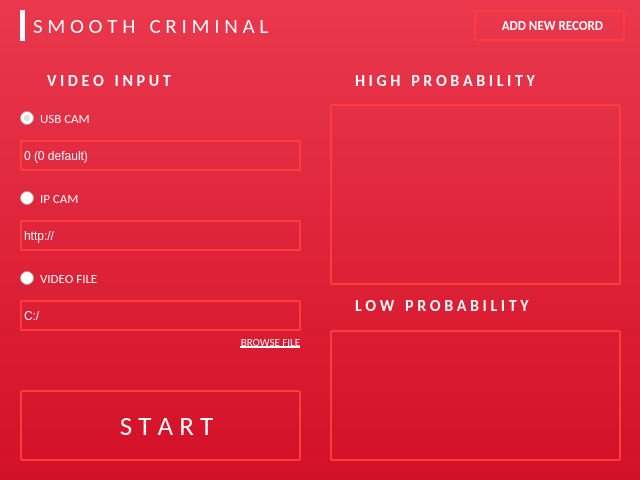
First picture: the form in interface/mainwindow.ui, repository elnasdgreat/criminal-face-recognition-tensorflow, before the edit.
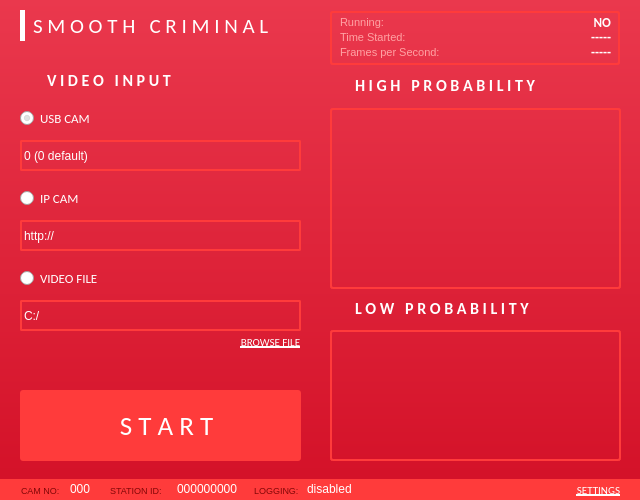
Second picture: the form after the edit. Icons and pictures are not drawn.

```diff
--- a/interface/mainwindow.ui
+++ b/interface/mainwindow.ui
@@ -7,7 +7,7 @@
     <x>0</x>
     <y>0</y>
     <width>640</width>
-    <height>480</height>
+    <height>500</height>
    </rect>
   </property>
   <property name="windowTitle">
@@ -60,57 +60,6 @@
      <number>3</number>
     </property>
    </widget>
-   <widget class="QPushButton" name="btnAddRecord">
-    <property name="geometry">
-     <rect>
-      <x>474</x>
-      <y>10</y>
-      <width>151</width>
-      <height>31</height>
-     </rect>
-    </property>
-    <property name="font">
-     <font>
-      <family>Calibri</family>
-      <pointsize>10</pointsize>
-      <weight>75</weight>
-      <bold>true</bold>
-     </font>
-    </property>
-    <property name="cursor">
-     <cursorShape>PointingHandCursor</cursorShape>
-    </property>
-    <property name="styleSheet">
-     <string notr="true">.QPushButton {
-	border: 2px solid #ff3b3b;
-	border-radius: 3px;
-	color: #fff;
-	background-color: transparent;
-	
-}
-
-.QPushButton:pressed {
-	background-color: #ff3b3b;
-	border: none;
-}</string>
-    </property>
-    <property name="text">
-     <string>  ADD NEW RECORD</string>
-    </property>
-    <property name="icon">
-     <iconset>
-      <normaloff>icons/plus-white-symbol.png</normaloff>icons/plus-white-symbol.png</iconset>
-    </property>
-    <property name="iconSize">
-     <size>
-      <width>10</width>
-      <height>10</height>
-     </size>
-    </property>
-    <property name="flat">
-     <bool>false</bool>
-    </property>
-   </widget>
    <widget class="QPushButton" name="btnStart">
     <property name="geometry">
      <rect>
@@ -132,17 +81,21 @@
      <cursorShape>PointingHandCursor</cursorShape>
     </property>
     <property name="styleSheet">
-     <string notr="true">.QPushButton {
-	border: 2px solid #ff3b3b;
+     <string notr="true">QPushButton {
 	border-radius: 3px;
 	color: #fff;
-	background-color: transparent;
-	
-}
-
-.QPushButton:pressed {
 	background-color: #ff3b3b;
-	border: none;
+	
+}
+
+QPushButton:pressed {
+	background-color: transparent;
+	border: 2px solid #ff3b3b;
+}
+
+QPushButton:disabled {
+	background-color: transparent;
+	border: 2px solid #ff3b3b;
 }</string>
     </property>
     <property name="text">
@@ -163,7 +116,7 @@
     <property name="geometry">
      <rect>
       <x>347</x>
-      <y>60</y>
+      <y>65</y>
       <width>291</width>
       <height>41</height>
      </rect>
@@ -195,7 +148,7 @@
     <property name="geometry">
      <rect>
       <x>330</x>
-      <y>104</y>
+      <y>108</y>
       <width>291</width>
       <height>181</height>
      </rect>
@@ -255,10 +208,13 @@
     </property>
    </widget>
    <widget class="QLabel" name="lowLabel">
+    <property name="enabled">
+     <bool>true</bool>
+    </property>
     <property name="geometry">
      <rect>
       <x>347</x>
-      <y>290</y>
+      <y>293</y>
       <width>291</width>
       <height>31</height>
      </rect>
@@ -577,7 +533,7 @@
     <property name="geometry">
      <rect>
       <x>330</x>
-      <y>73</y>
+      <y>78</y>
       <width>16</width>
       <height>16</height>
      </rect>
@@ -602,7 +558,7 @@
     <property name="geometry">
      <rect>
       <x>330</x>
-      <y>298</y>
+      <y>301</y>
       <width>16</width>
       <height>16</height>
      </rect>
@@ -680,6 +636,484 @@
      <bool>true</bool>
     </property>
    </widget>
+   <widget class="QLabel" name="lblRunning">
+    <property name="geometry">
+     <rect>
+      <x>330</x>
+      <y>12</y>
+      <width>121</width>
+      <height>20</height>
+     </rect>
+    </property>
+    <property name="font">
+     <font>
+      <family>Segoe UI</family>
+      <pointsize>8</pointsize>
+      <weight>50</weight>
+      <bold>false</bold>
+     </font>
+    </property>
+    <property name="styleSheet">
+     <string notr="true">QLabel {
+	color: #ffa2a4;
+}</string>
+    </property>
+    <property name="text">
+     <string>Running:</string>
+    </property>
+    <property name="indent">
+     <number>10</number>
+    </property>
+   </widget>
+   <widget class="QLabel" name="lblTimeStarted">
+    <property name="geometry">
+     <rect>
+      <x>330</x>
+      <y>27</y>
+      <width>121</width>
+      <height>20</height>
+     </rect>
+    </property>
+    <property name="font">
+     <font>
+      <family>Segoe UI</family>
+      <pointsize>8</pointsize>
+      <weight>50</weight>
+      <bold>false</bold>
+     </font>
+    </property>
+    <property name="styleSheet">
+     <string notr="true">QLabel {
+	color: #ffa2a4;
+}</string>
+    </property>
+    <property name="text">
+     <string>Time Started:</string>
+    </property>
+    <property name="indent">
+     <number>10</number>
+    </property>
+   </widget>
+   <widget class="QLabel" name="lblFPS">
+    <property name="geometry">
+     <rect>
+      <x>330</x>
+      <y>42</y>
+      <width>121</width>
+      <height>20</height>
+     </rect>
+    </property>
+    <property name="font">
+     <font>
+      <family>Segoe UI</family>
+      <pointsize>8</pointsize>
+      <weight>50</weight>
+      <bold>false</bold>
+     </font>
+    </property>
+    <property name="styleSheet">
+     <string notr="true">QLabel {
+	color: #ffa2a4;
+}</string>
+    </property>
+    <property name="text">
+     <string>Frames per Second:</string>
+    </property>
+    <property name="indent">
+     <number>10</number>
+    </property>
+   </widget>
+   <widget class="QLabel" name="lblRunVal">
+    <property name="geometry">
+     <rect>
+      <x>450</x>
+      <y>12</y>
+      <width>171</width>
+      <height>20</height>
+     </rect>
+    </property>
+    <property name="font">
+     <font>
+      <family>Calibri</family>
+      <pointsize>10</pointsize>
+      <weight>75</weight>
+      <bold>true</bold>
+     </font>
+    </property>
+    <property name="layoutDirection">
+     <enum>Qt::LeftToRight</enum>
+    </property>
+    <property name="styleSheet">
+     <string notr="true">QLabel {
+	color: #fff;
+}</string>
+    </property>
+    <property name="text">
+     <string>NO</string>
+    </property>
+    <property name="alignment">
+     <set>Qt::AlignRight|Qt::AlignTrailing|Qt::AlignVCenter</set>
+    </property>
+    <property name="margin">
+     <number>0</number>
+    </property>
+    <property name="indent">
+     <number>10</number>
+    </property>
+   </widget>
+   <widget class="QLabel" name="lblTimeVal">
+    <property name="geometry">
+     <rect>
+      <x>450</x>
+      <y>27</y>
+      <width>171</width>
+      <height>20</height>
+     </rect>
+    </property>
+    <property name="font">
+     <font>
+      <family>Calibri</family>
+      <pointsize>10</pointsize>
+      <weight>75</weight>
+      <bold>true</bold>
+     </font>
+    </property>
+    <property name="layoutDirection">
+     <enum>Qt::LeftToRight</enum>
+    </property>
+    <property name="styleSheet">
+     <string notr="true">QLabel {
+	color: #fff;
+}</string>
+    </property>
+    <property name="text">
+     <string>-----</string>
+    </property>
+    <property name="alignment">
+     <set>Qt::AlignRight|Qt::AlignTrailing|Qt::AlignVCenter</set>
+    </property>
+    <property name="indent">
+     <number>10</number>
+    </property>
+   </widget>
+   <widget class="QLabel" name="lblFPSVal">
+    <property name="geometry">
+     <rect>
+      <x>450</x>
+      <y>42</y>
+      <width>171</width>
+      <height>20</height>
+     </rect>
+    </property>
+    <property name="font">
+     <font>
+      <family>Calibri</family>
+      <pointsize>10</pointsize>
+      <weight>75</weight>
+      <bold>true</bold>
+     </font>
+    </property>
+    <property name="layoutDirection">
+     <enum>Qt::LeftToRight</enum>
+    </property>
+    <property name="styleSheet">
+     <string notr="true">QLabel {
+	color: #fff;
+}</string>
+    </property>
+    <property name="text">
+     <string>-----</string>
+    </property>
+    <property name="alignment">
+     <set>Qt::AlignRight|Qt::AlignTrailing|Qt::AlignVCenter</set>
+    </property>
+    <property name="indent">
+     <number>10</number>
+    </property>
+   </widget>
+   <widget class="QLabel" name="lblBg">
+    <property name="geometry">
+     <rect>
+      <x>330</x>
+      <y>11</y>
+      <width>290</width>
+      <height>54</height>
+     </rect>
+    </property>
+    <property name="styleSheet">
+     <string notr="true">QLabel {
+	border-radius: 3px;
+	border: 2px solid #ff3b3b;
+}</string>
+    </property>
+    <property name="text">
+     <string/>
+    </property>
+   </widget>
+   <widget class="QLabel" name="lblSettings">
+    <property name="geometry">
+     <rect>
+      <x>559</x>
+      <y>484</y>
+      <width>12</width>
+      <height>12</height>
+     </rect>
+    </property>
+    <property name="sizePolicy">
+     <sizepolicy hsizetype="Minimum" vsizetype="Fixed">
+      <horstretch>0</horstretch>
+      <verstretch>0</verstretch>
+     </sizepolicy>
+    </property>
+    <property name="text">
+     <string/>
+    </property>
+    <property name="pixmap">
+     <pixmap>icons/settings.png</pixmap>
+    </property>
+    <property name="scaledContents">
+     <bool>true</bool>
+    </property>
+   </widget>
+   <widget class="QPushButton" name="btnSettings">
+    <property name="geometry">
+     <rect>
+      <x>568</x>
+      <y>478</y>
+      <width>61</width>
+      <height>23</height>
+     </rect>
+    </property>
+    <property name="font">
+     <font>
+      <family>Calibri</family>
+      <pointsize>8</pointsize>
+      <underline>true</underline>
+     </font>
+    </property>
+    <property name="cursor">
+     <cursorShape>PointingHandCursor</cursorShape>
+    </property>
+    <property name="styleSheet">
+     <string notr="true">.QPushButton {
+	border: none;
+	border-radius: 5px;
+	color: #fff;
+	background-color: transparent;
+}
+
+.QPushButton:pressed {
+	color: #820707;
+}
+</string>
+    </property>
+    <property name="text">
+     <string>SETTINGS</string>
+    </property>
+    <property name="flat">
+     <bool>false</bool>
+    </property>
+   </widget>
+   <widget class="QLabel" name="lblBg2">
+    <property name="geometry">
+     <rect>
+      <x>0</x>
+      <y>479</y>
+      <width>641</width>
+      <height>22</height>
+     </rect>
+    </property>
+    <property name="styleSheet">
+     <string notr="true">QLabel {
+	background-color: #ff3b3b;
+}</string>
+    </property>
+    <property name="text">
+     <string/>
+    </property>
+   </widget>
+   <widget class="QLabel" name="lblCamNo">
+    <property name="geometry">
+     <rect>
+      <x>21</x>
+      <y>483</y>
+      <width>47</width>
+      <height>14</height>
+     </rect>
+    </property>
+    <property name="font">
+     <font>
+      <pointsize>7</pointsize>
+     </font>
+    </property>
+    <property name="styleSheet">
+     <string notr="true">QLabel {
+	color: #820707;
+}</string>
+    </property>
+    <property name="text">
+     <string>CAM NO:</string>
+    </property>
+   </widget>
+   <widget class="QLabel" name="lblCamNoVal">
+    <property name="geometry">
+     <rect>
+      <x>70</x>
+      <y>481</y>
+      <width>31</width>
+      <height>16</height>
+     </rect>
+    </property>
+    <property name="font">
+     <font>
+      <family>Segoe UI</family>
+      <pointsize>9</pointsize>
+      <weight>50</weight>
+      <bold>false</bold>
+     </font>
+    </property>
+    <property name="styleSheet">
+     <string notr="true">QLabel {
+	color: #fff;
+}</string>
+    </property>
+    <property name="text">
+     <string>000</string>
+    </property>
+   </widget>
+   <widget class="QLabel" name="lblStationId">
+    <property name="geometry">
+     <rect>
+      <x>110</x>
+      <y>483</y>
+      <width>71</width>
+      <height>14</height>
+     </rect>
+    </property>
+    <property name="font">
+     <font>
+      <pointsize>7</pointsize>
+     </font>
+    </property>
+    <property name="styleSheet">
+     <string notr="true">QLabel {
+	color: #820707;
+}</string>
+    </property>
+    <property name="text">
+     <string>STATION ID:</string>
+    </property>
+   </widget>
+   <widget class="QLabel" name="lblStationIdVal">
+    <property name="geometry">
+     <rect>
+      <x>177</x>
+      <y>481</y>
+      <width>61</width>
+      <height>16</height>
+     </rect>
+    </property>
+    <property name="font">
+     <font>
+      <family>Segoe UI</family>
+      <pointsize>9</pointsize>
+      <weight>50</weight>
+      <bold>false</bold>
+     </font>
+    </property>
+    <property name="styleSheet">
+     <string notr="true">QLabel {
+	color: #fff;
+}</string>
+    </property>
+    <property name="text">
+     <string>000000000</string>
+    </property>
+   </widget>
+   <widget class="QLabel" name="lblLoggingVal">
+    <property name="geometry">
+     <rect>
+      <x>307</x>
+      <y>481</y>
+      <width>61</width>
+      <height>16</height>
+     </rect>
+    </property>
+    <property name="font">
+     <font>
+      <family>Segoe UI</family>
+      <pointsize>9</pointsize>
+      <weight>50</weight>
+      <bold>false</bold>
+     </font>
+    </property>
+    <property name="styleSheet">
+     <string notr="true">QLabel {
+	color: #fff;
+}</string>
+    </property>
+    <property name="text">
+     <string>disabled</string>
+    </property>
+   </widget>
+   <widget class="QLabel" name="lblLogging">
+    <property name="geometry">
+     <rect>
+      <x>254</x>
+      <y>483</y>
+      <width>71</width>
+      <height>14</height>
+     </rect>
+    </property>
+    <property name="font">
+     <font>
+      <pointsize>7</pointsize>
+     </font>
+    </property>
+    <property name="styleSheet">
+     <string notr="true">QLabel {
+	color: #820707;
+}</string>
+    </property>
+    <property name="text">
+     <string>LOGGING:</string>
+    </property>
+   </widget>
+   <zorder>lblBg2</zorder>
+   <zorder>lblBg</zorder>
+   <zorder>appName</zorder>
+   <zorder>btnStart</zorder>
+   <zorder>highLabel</zorder>
+   <zorder>listHigh</zorder>
+   <zorder>labelBorder</zorder>
+   <zorder>lowLabel</zorder>
+   <zorder>listLow</zorder>
+   <zorder>labelVidInput</zorder>
+   <zorder>radUsbCam</zorder>
+   <zorder>radIpCam</zorder>
+   <zorder>radVidFile</zorder>
+   <zorder>spinBoxUsbCam</zorder>
+   <zorder>lineIpCam</zorder>
+   <zorder>lineVidFile</zorder>
+   <zorder>btnBrowseFile</zorder>
+   <zorder>labelCaretUp</zorder>
+   <zorder>labelCaretDown</zorder>
+   <zorder>labelCamIco</zorder>
+   <zorder>lblOpenFolder</zorder>
+   <zorder>lblRunning</zorder>
+   <zorder>lblTimeStarted</zorder>
+   <zorder>lblFPS</zorder>
+   <zorder>lblRunVal</zorder>
+   <zorder>lblTimeVal</zorder>
+   <zorder>lblFPSVal</zorder>
+   <zorder>lblSettings</zorder>
+   <zorder>btnSettings</zorder>
+   <zorder>lblCamNo</zorder>
+   <zorder>lblCamNoVal</zorder>
+   <zorder>lblStationId</zorder>
+   <zorder>lblStationIdVal</zorder>
+   <zorder>lblLoggingVal</zorder>
+   <zorder>lblLogging</zorder>
   </widget>
  </widget>
  <resources/>
```
Left out of the diff: 6 changed lines with no effect on the pictures.
